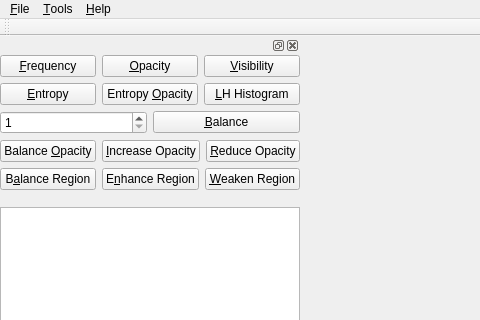
luosz/volume-visualiser, file VolumeRenderer/mainwindow.ui: the form before one commit; both pictures show x 0 to 480 and y 0 to 320 of the 1000 by 700 pixel window.
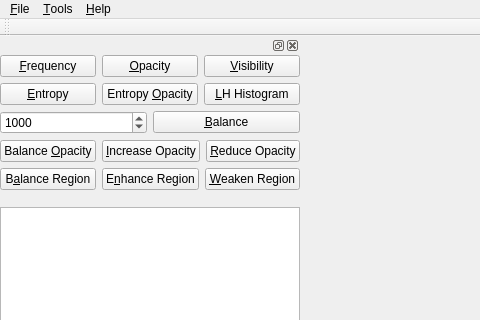
The form after the commit.

```diff
--- a/VolumeRenderer/mainwindow.ui
+++ b/VolumeRenderer/mainwindow.ui
@@ -208,7 +208,7 @@
               <number>65536</number>
              </property>
              <property name="value">
-              <number>1</number>
+              <number>1000</number>
              </property>
             </widget>
            </item>
```
